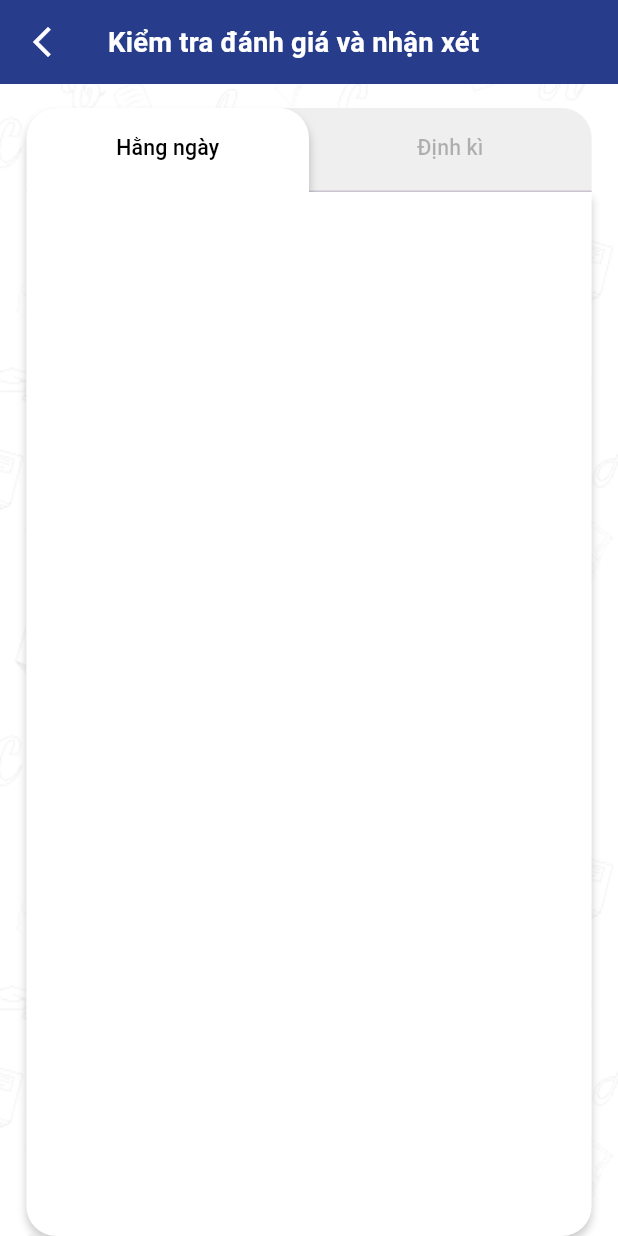
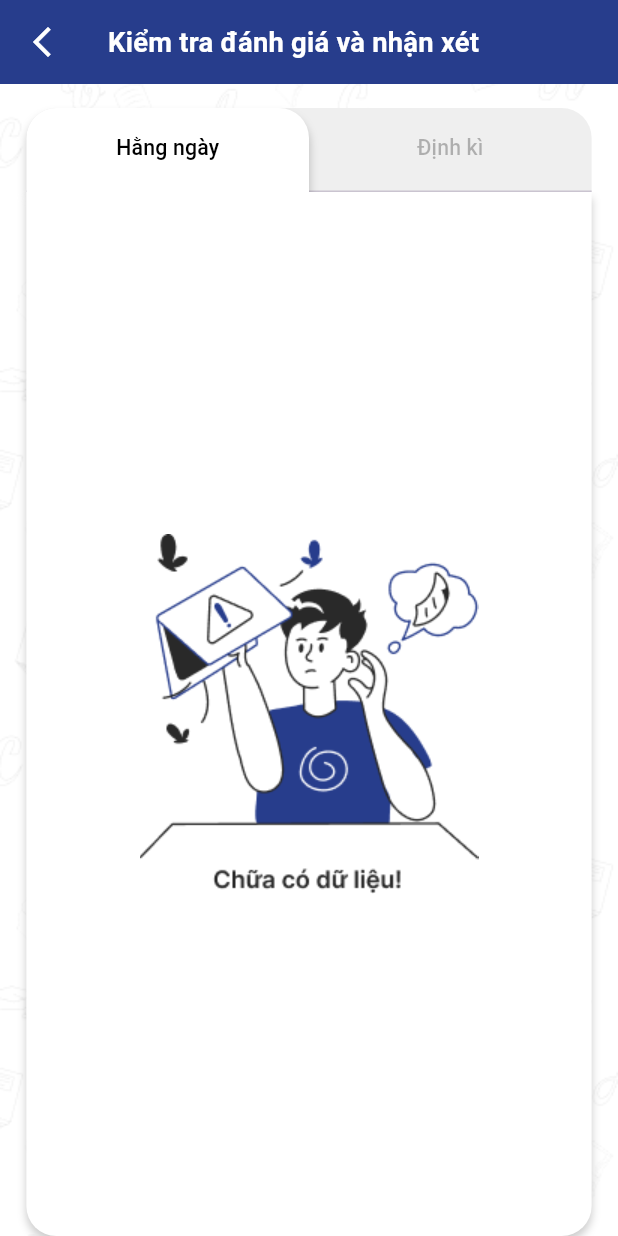
Before and after one commit to tenshi1123/casalink, a Flutter app: the FeedBackScreen screen opened directly with empty values, on a phone screen of 412 x 824 dp. Run offline on Flutter 3.47's test engine with Material 3 defaults, Android fonts, the phone set to English and light mode, and no system bars; our stand-ins replace dio, firebase_auth, firebase_core, flick_video_player, flutter_bloc, flutter_screenutil and 10 more; missing offline and left inert: camera_camera, onesignal_flutter, otp_pin_field; accounts and stored records are empty; network calls fail.

Commit message:
18/2/2025

```diff
--- a/lib/modules/feedback/feedback_screen.dart
+++ b/lib/modules/feedback/feedback_screen.dart
@@ -191,7 +191,9 @@ class _FeedBackScreenState extends State<FeedBackScreen>
                       ],
                       color: Colors.white,
                     ),
-                    child: ListView.builder(
+                    child: widget.listFeedBack.listFbDaily.isEmpty
+                        ? Image.asset('assets/images/empty2.png')
+                        : ListView.builder(
                             shrinkWrap: true,
                             physics: const ClampingScrollPhysics(),
                             itemCount: widget.listFeedBack.listFbDaily.length,
@@ -212,8 +214,10 @@ class _FeedBackScreenState extends State<FeedBackScreen>
                                     MaterialPageRoute(
                                       builder: ((context) => DailyFeedback(
                                             feedback: detailFeedBack,
-                                        feedbackModel: widget.listFeedBack
-                                            .listFbDaily[0].listFeedback[index],
+                                            feedbackModel: widget
+                                                .listFeedBack
+                                                .listFbDaily[0]
+                                                .listFeedback[index],
                                           )),
                                     ),
                                   );
@@ -249,18 +253,23 @@ class _FeedBackScreenState extends State<FeedBackScreen>
                       ],
                       color: Colors.white,
                     ),
-                    child: Column(
+                    child: widget.listFeedBack.listFbDinhKy.isEmpty
+                        ? Image.asset('assets/images/empty2.png')
+                        : Column(
                             crossAxisAlignment: CrossAxisAlignment.start,
                             children: [
                               ListView.builder(
                                   shrinkWrap: true,
                                   physics: const ClampingScrollPhysics(),
-                            itemCount: widget.listFeedBack.listFbDaily.length,
-                            itemBuilder: (BuildContext context, int index) {
+                                  itemCount:
+                                      widget.listFeedBack.listFbDinhKy.length,
+                                  itemBuilder:
+                                      (BuildContext context, int index) {
                                     return InkWell(
                                       onTap: () async {
                                         String detailFeedBack =
-                                      await FollowClassRepo().getDetailFeedback(
+                                            await FollowClassRepo()
+                                                .getDetailFeedback(
                                           widget.listFeedBack.listFbDinhKy[0]
                                               .listFeedback[index].id,
                                           widget.listFeedBack.listFbDinhKy[0]
@@ -271,7 +280,8 @@ class _FeedBackScreenState extends State<FeedBackScreen>
                                         Navigator.push(
                                           context,
                                           MaterialPageRoute(
-                                      builder: ((context) => PeriodicFeedback(
+                                            builder: ((context) =>
+                                                PeriodicFeedback(
                                                   feedback: detailFeedBack,
                                                   feedbackModel: widget
                                                       .listFeedBack
@@ -290,7 +300,9 @@ class _FeedBackScreenState extends State<FeedBackScreen>
                                       },
                                       child: LessonItem(
                                         title: _title123[index],
-                                  model: widget.listFeedBack.listFbDinhKy[0]
+                                        model: widget
+                                            .listFeedBack
+                                            .listFbDinhKy[0]
                                             .listFeedback[index],
                                       ),
                                     );
--- a/pubspec.yaml
+++ b/pubspec.yaml
@@ -4,7 +4,7 @@ description: "Casalink App"
 # pub.dev using `flutter pub publish`. This is preferred for private packages.
 publish_to: 'none' # Remove this line if you wish to publish to pub.dev
 
-version: 0.1.0+1
+version: 0.0.7+7
 
 environment:
   sdk: '>=3.4.0 <4.0.0'
```
Also changed, not shown: lib/modules/diemdanh/diemdanh_screen.dart (+27 -5 lines), assets/images/empty.png (added), assets/images/empty2.png (added). Lines whose indentation alone changed are shown as unchanged.
